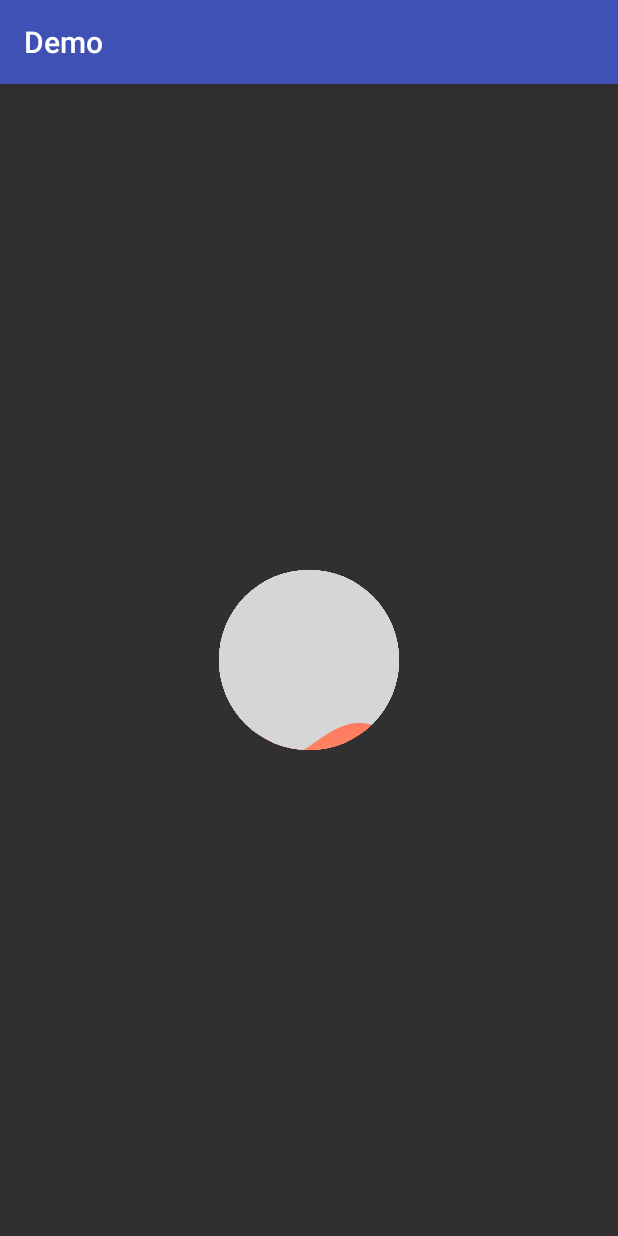
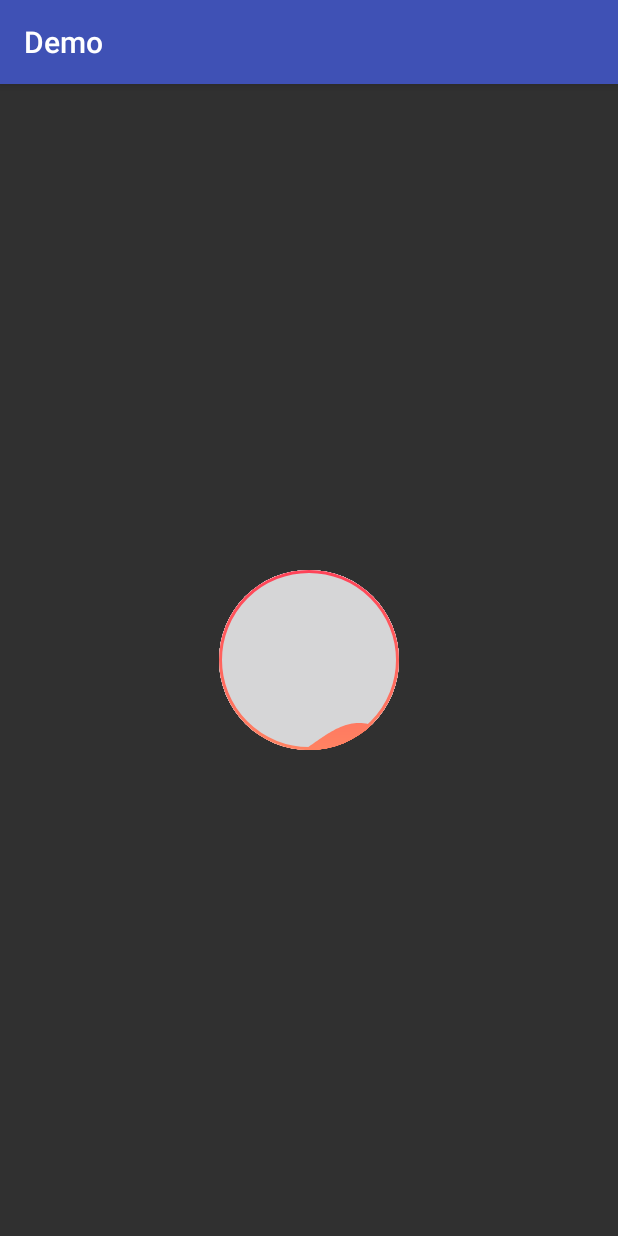
Before and after one commit to Bvin/WaveView, an Android app: the screen it shows after launch (MainActivity), on a phone screen of 412 x 824 dp. Run offline under Robolectric (Android 15) with nearby library versions, the phone set to English and light mode, and no system bars.

Commit message:
draw ring

```diff
--- a/waveview/src/main/java/cn/bvin/android/lib/widget/waveview/WaveView.java
+++ b/waveview/src/main/java/cn/bvin/android/lib/widget/waveview/WaveView.java
@@ -81,11 +81,9 @@ public class WaveView extends View {
     private void init(){
         mRingPaint = new Paint();
         Shader shader = new LinearGradient(mRadius,mRadius*2,mRadius,0,Color.parseColor("#FF8362"), Color.parseColor("#FF4258"), Shader.TileMode.CLAMP);
-        Shader shader2 = new LinearGradient(mRadius,mRadius*2,mRadius,0,Color.parseColor("#88FF8362"), Color.parseColor("#88FF4258"), Shader.TileMode.CLAMP);
-        //mRingPaint.setShader(shader);
-        mRingPaint.setColor(Color.parseColor("#55ffffff"));
+        mRingPaint.setShader(shader);
         mRingPaint.setAntiAlias(true);
-        mRingPaint.setStyle(Paint.Style.FILL);
+        mRingPaint.setStyle(Paint.Style.STROKE);
         mStrockWidth = 3;
         mRingPaint.setStrokeWidth(mStrockWidth);
 
@@ -214,6 +212,9 @@ public class WaveView extends View {
         canvas.drawBitmap(bitmap, 0, 0, null);
         mWavePaintTransparent.setXfermode(null);
         mWavePaint2.setXfermode(null);
+
+        // 绘制外环
+        canvas.drawCircle(mRadius, mRadius, mRadius - mStrockWidth / 2, mRingPaint);
 
         mPercent--;
         if (mPercent == 0) mPercent = getHeight();
```
